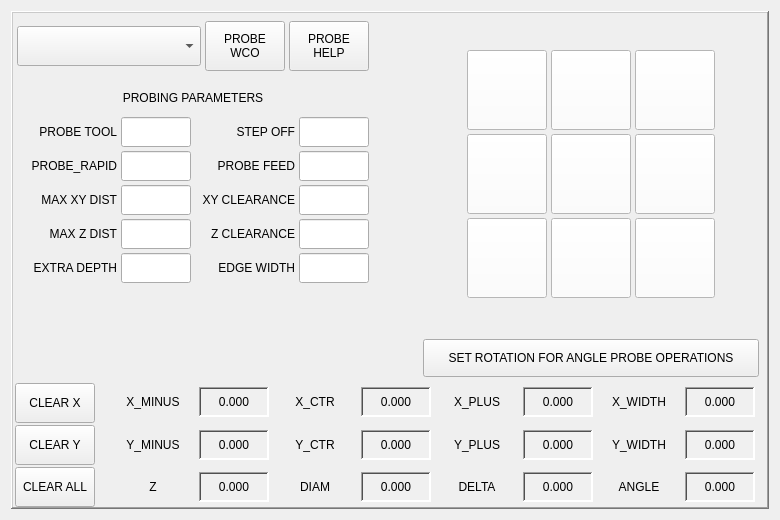
Old version of the form share/qtvcp/widgets_ui/basic_probe.ui in the repository LinuxCNC/linuxcnc.
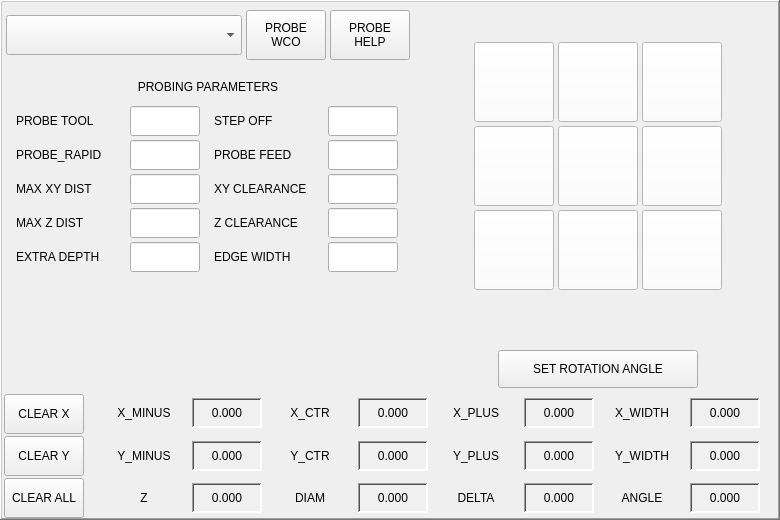
New version of the form. The open tabs and pages were chosen to show the change. Icons and pictures are not drawn. Custom widgets are drawn as their Qt base class.

Commit message:
qyvcp -update basic probe ui files
adjusting size and margins

The edit to the form file:
```diff
--- a/share/qtvcp/widgets_ui/basic_probe.ui
+++ b/share/qtvcp/widgets_ui/basic_probe.ui
@@ -14,6 +14,21 @@
    <string>Form</string>
   </property>
   <layout class="QHBoxLayout" name="horizontalLayout">
+   <property name="spacing">
+    <number>0</number>
+   </property>
+   <property name="leftMargin">
+    <number>0</number>
+   </property>
+   <property name="topMargin">
+    <number>0</number>
+   </property>
+   <property name="rightMargin">
+    <number>0</number>
+   </property>
+   <property name="bottomMargin">
+    <number>0</number>
+   </property>
    <item>
     <widget class="QFrame" name="frame_probe">
      <property name="frameShape">
@@ -76,6 +91,9 @@
             </property>
             <item>
              <layout class="QHBoxLayout" name="horizontalLayout_39">
+              <property name="spacing">
+               <number>4</number>
+              </property>
               <property name="topMargin">
                <number>8</number>
               </property>
@@ -209,6 +227,9 @@
             </item>
             <item>
              <layout class="QHBoxLayout" name="horizontalLayout_33">
+              <property name="spacing">
+               <number>4</number>
+              </property>
               <property name="topMargin">
                <number>0</number>
               </property>
@@ -274,7 +295,7 @@
                  <string>PROBE TOOL</string>
                 </property>
                 <property name="alignment">
-                 <set>Qt::AlignRight|Qt::AlignTrailing|Qt::AlignVCenter</set>
+                 <set>Qt::AlignLeading|Qt::AlignLeft|Qt::AlignVCenter</set>
                 </property>
                </widget>
               </item>
@@ -327,7 +348,7 @@
                  <string>STEP OFF</string>
                 </property>
                 <property name="alignment">
-                 <set>Qt::AlignRight|Qt::AlignTrailing|Qt::AlignVCenter</set>
+                 <set>Qt::AlignLeading|Qt::AlignLeft|Qt::AlignVCenter</set>
                 </property>
                </widget>
               </item>
@@ -387,7 +408,7 @@
                  <string>PROBE_RAPID</string>
                 </property>
                 <property name="alignment">
-                 <set>Qt::AlignRight|Qt::AlignTrailing|Qt::AlignVCenter</set>
+                 <set>Qt::AlignLeading|Qt::AlignLeft|Qt::AlignVCenter</set>
                 </property>
                </widget>
               </item>
@@ -440,7 +461,7 @@
                  <string>PROBE FEED</string>
                 </property>
                 <property name="alignment">
-                 <set>Qt::AlignRight|Qt::AlignTrailing|Qt::AlignVCenter</set>
+                 <set>Qt::AlignLeading|Qt::AlignLeft|Qt::AlignVCenter</set>
                 </property>
                </widget>
               </item>
@@ -500,7 +521,7 @@
                  <string>MAX XY DIST</string>
                 </property>
                 <property name="alignment">
-                 <set>Qt::AlignRight|Qt::AlignTrailing|Qt::AlignVCenter</set>
+                 <set>Qt::AlignLeading|Qt::AlignLeft|Qt::AlignVCenter</set>
                 </property>
                </widget>
               </item>
@@ -553,7 +574,7 @@
                  <string>XY CLEARANCE</string>
                 </property>
                 <property name="alignment">
-                 <set>Qt::AlignRight|Qt::AlignTrailing|Qt::AlignVCenter</set>
+                 <set>Qt::AlignLeading|Qt::AlignLeft|Qt::AlignVCenter</set>
                 </property>
                </widget>
               </item>
@@ -613,7 +634,7 @@
                  <string>MAX Z DIST</string>
                 </property>
                 <property name="alignment">
-                 <set>Qt::AlignRight|Qt::AlignTrailing|Qt::AlignVCenter</set>
+                 <set>Qt::AlignLeading|Qt::AlignLeft|Qt::AlignVCenter</set>
                 </property>
                </widget>
               </item>
@@ -666,7 +687,7 @@
                  <string>Z CLEARANCE</string>
                 </property>
                 <property name="alignment">
-                 <set>Qt::AlignRight|Qt::AlignTrailing|Qt::AlignVCenter</set>
+                 <set>Qt::AlignLeading|Qt::AlignLeft|Qt::AlignVCenter</set>
                 </property>
                </widget>
               </item>
@@ -726,7 +747,7 @@
                  <string>EXTRA DEPTH</string>
                 </property>
                 <property name="alignment">
-                 <set>Qt::AlignRight|Qt::AlignTrailing|Qt::AlignVCenter</set>
+                 <set>Qt::AlignLeading|Qt::AlignLeft|Qt::AlignVCenter</set>
                 </property>
                </widget>
               </item>
@@ -779,7 +800,7 @@
                  <string>EDGE WIDTH</string>
                 </property>
                 <property name="alignment">
-                 <set>Qt::AlignRight|Qt::AlignTrailing|Qt::AlignVCenter</set>
+                 <set>Qt::AlignLeading|Qt::AlignLeft|Qt::AlignVCenter</set>
                 </property>
                </widget>
               </item>
@@ -826,27 +847,26 @@
            </layout>
           </widget>
          </item>
-         <item>
-          <spacer name="horizontalSpacer_12">
-           <property name="orientation">
-            <enum>Qt::Horizontal</enum>
-           </property>
-           <property name="sizeHint" stdset="0">
-            <size>
-             <width>40</width>
-             <height>20</height>
-            </size>
-           </property>
-          </spacer>
-         </item>
          <item>
           <widget class="QStackedWidget" name="stackedWidget_probe_buttons">
            <property name="sizePolicy">
-            <sizepolicy hsizetype="Preferred" vsizetype="Preferred">
+            <sizepolicy hsizetype="Fixed" vsizetype="Preferred">
              <horstretch>0</horstretch>
              <verstretch>0</verstretch>
             </sizepolicy>
            </property>
+           <property name="minimumSize">
+            <size>
+             <width>360</width>
+             <height>0</height>
+            </size>
+           </property>
+           <property name="maximumSize">
+            <size>
+             <width>360</width>
+             <height>16777215</height>
+            </size>
+           </property>
            <property name="frameShape">
             <enum>QFrame::NoFrame</enum>
            </property>
@@ -854,7 +874,7 @@
             <enum>QFrame::Plain</enum>
            </property>
            <property name="currentIndex">
-            <number>1</number>
+            <number>6</number>
            </property>
            <widget class="QWidget" name="outside_corners">
             <layout class="QHBoxLayout" name="horizontalLayout_36">
@@ -3462,13 +3482,13 @@
                      </property>
                      <property name="minimumSize">
                       <size>
-                       <width>0</width>
+                       <width>200</width>
                        <height>38</height>
                       </size>
                      </property>
                      <property name="maximumSize">
                       <size>
-                       <width>16777215</width>
+                       <width>200</width>
                        <height>38</height>
                       </size>
                      </property>
@@ -3476,7 +3496,7 @@
                       <string notr="true"/>
                      </property>
                      <property name="text">
-                      <string>SET ROTATION FOR ANGLE PROBE OPERATIONS</string>
+                      <string>SET ROTATION ANGLE</string>
                      </property>
                      <property name="checkable">
                       <bool>true</bool>
```
Left out of the diff: 6 changed lines with no effect on the pictures. The commit also changes 1 other file.
